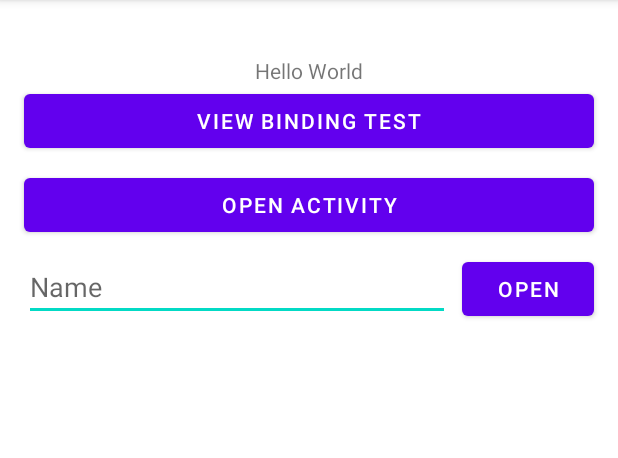
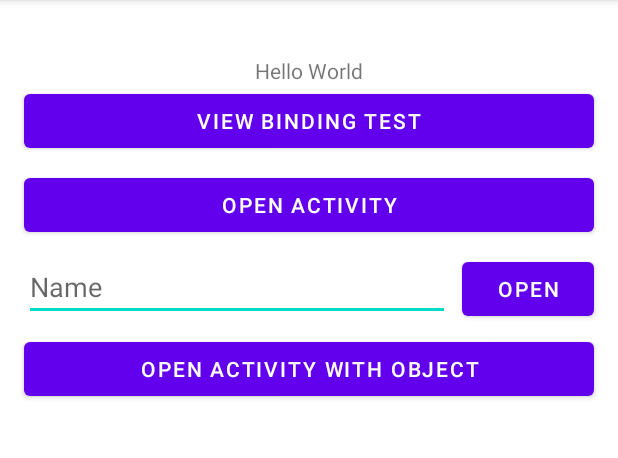
Before and after one commit to tarcisiocipriano/android-code-base, an Android app: the screen it shows after launch (MainActivity), on a phone screen of 412 x 824 dp, the part 84-542 px from its top. Run offline under Robolectric (Android 15) with nearby library versions, the phone set to English and light mode, and no system bars.

Commit message:
open activity with objects

```diff
--- a/app/build.gradle
+++ b/app/build.gradle
@@ -1,6 +1,7 @@
 plugins {
     id 'com.android.application'
     id 'kotlin-android'
+    id 'kotlin-parcelize'
 }
 
 android {
--- a/app/src/main/java/cesar/school/code_base/MainActivity.kt
+++ b/app/src/main/java/cesar/school/code_base/MainActivity.kt
@@ -5,11 +5,13 @@ import androidx.appcompat.app.AppCompatActivity
 import android.os.Bundle
 import android.widget.Toast
 import cesar.school.code_base.databinding.ActivityMainBinding
+import cesar.school.code_base.model.Car
 
 class MainActivity : AppCompatActivity() {
 
     companion object {
         const val MAIN_ACTIVITY_NAME_EXTRA_ID = "name"
+        const val MAIN_Activity_CAR_EXTRA_ID = "car"
     }
 
     private lateinit var binding: ActivityMainBinding // var to later initiate the binding
@@ -38,5 +40,11 @@ class MainActivity : AppCompatActivity() {
                 Toast.makeText(this, getString(R.string.username_empty), Toast.LENGTH_LONG).show()
             }
         }
+
+        binding.buttonActivityObject.setOnClickListener {
+            val simpleActivity = Intent(this, SimpleActivity::class.java)
+            simpleActivity.putExtra(MAIN_Activity_CAR_EXTRA_ID, Car("Unão", "Fiat Uno", 2005))
+            startActivity(simpleActivity)
+        }
     }
 }
--- a/app/src/main/res/layout/activity_main.xml
+++ b/app/src/main/res/layout/activity_main.xml
@@ -66,4 +66,16 @@
         app:layout_constraintEnd_toEndOf="parent"
         app:layout_constraintTop_toBottomOf="@+id/button_open_activity" />
 
+    <Button
+        android:id="@+id/button_activity_object"
+        android:layout_width="0dp"
+        android:layout_height="wrap_content"
+        android:layout_marginStart="16dp"
+        android:layout_marginTop="8dp"
+        android:layout_marginEnd="16dp"
+        android:text="@string/button_activity_object"
+        app:layout_constraintEnd_toEndOf="parent"
+        app:layout_constraintStart_toStartOf="parent"
+        app:layout_constraintTop_toBottomOf="@+id/edit_text_username" />
+
 </androidx.constraintlayout.widget.ConstraintLayout>
--- a/app/src/main/res/values/strings.xml
+++ b/app/src/main/res/values/strings.xml
@@ -10,4 +10,6 @@
     <string name="username_empty">Please fill your name</string>
     <string name="username_greetings">Hello, %1$s! you opened this Activity with parameters</string>
     <string name="username_message_empty">Activity with no parameters</string>
+    <string name="car_greetings">You have a %2$s %3$s, called %1$s</string>
+    <string name="button_activity_object">Open Activity with object</string>
 </resources>
```
Also changed, not shown: app/src/main/java/cesar/school/code_base/SimpleActivity.kt (+12 -3 lines), app/src/main/java/cesar/school/code_base/model/Car.kt (added, +7 -0 lines), 1 other file.
